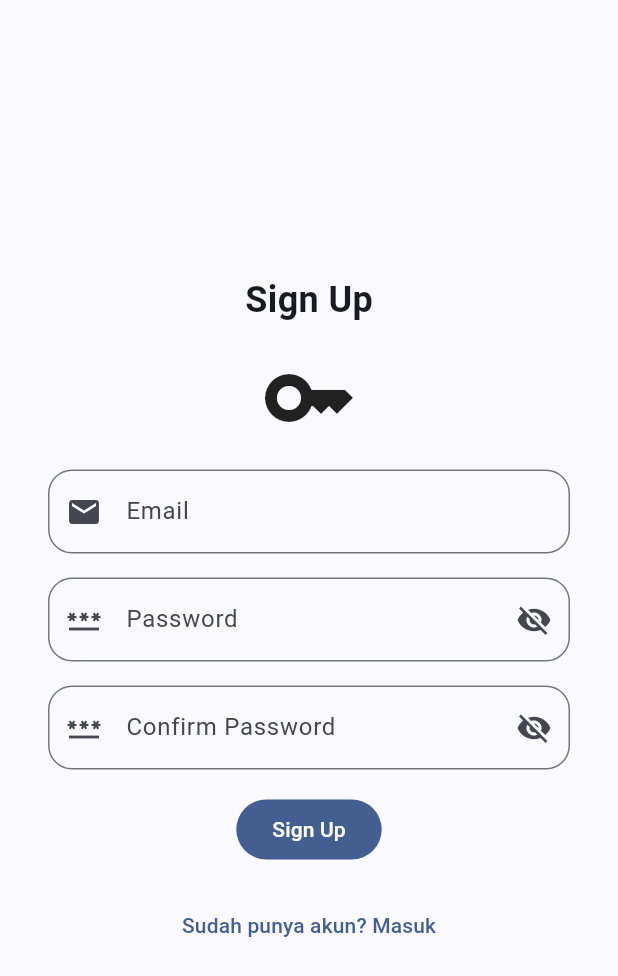
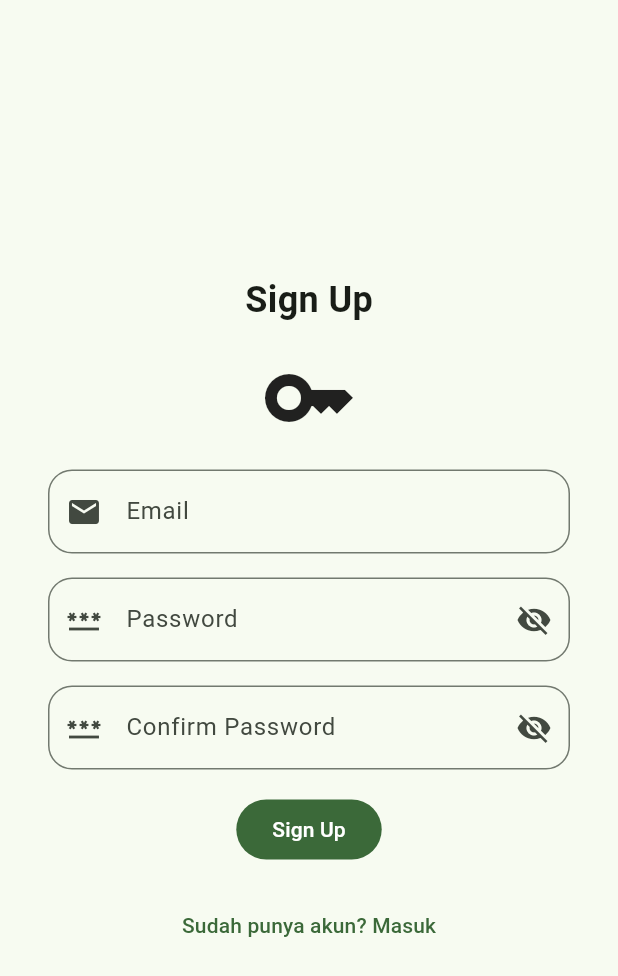
Before and after one commit to andreasmlbngaol/ratatouille-flutter, a Flutter app: the screen it shows after launch, after a tap on "Belum punya akun? Daftar", on a phone screen of 412 x 824 dp. Shown: the top 976 px of the screen. Run offline on Flutter 3.47's test engine with Material 3 defaults, Android fonts, the phone set to English and light mode, and no system bars; our stand-ins replace dio, firebase_auth, firebase_core, freezed_annotation, get_it, go_router and 3 more; accounts and stored records are empty; generated files the repository leaves out were written again.

```diff
--- a/lib/core/di/dependency_injection.dart
+++ b/lib/core/di/dependency_injection.dart
@@ -7,21 +7,21 @@ import 'package:moprog/core/model/token_manager.dart';
 import 'package:moprog/core/presentation/splash/splash_view_model.dart';
 import 'package:moprog/main/presentation/home/home_view_model.dart';
 
+/// Ini objek dari dependency injector nya
 final getIt = GetIt.instance;
 
 Future<void> setupDi() async {
-  final tokenManager = TokenManager();
-  await tokenManager.init();
+  /// Panggil di dalam SplashViewModel biar gak kelamaan startup nya
+  // await tokenManager.init();
 
-  // Singleton
-  getIt.registerSingleton<TokenManager>(tokenManager);
-  getIt.registerSingleton<ApiClient>(ApiClient(tokenManager: getIt()));
-  getIt.registerSingleton<AuthService>(AuthService(tokenManager: getIt()));
+  /// Singleton object biar gampang inject di semua ViewModel
+  getIt.registerLazySingleton<TokenManager>(() => TokenManager());
+  getIt.registerLazySingleton<ApiClient>(() => ApiClient(tokenManager: getIt()));
+  getIt.registerLazySingleton<AuthService>(() => AuthService(tokenManager: getIt()));
 
-  // VM Factory
+  /// ViewModelFactory yang langsung di inject dependency-nya
   getIt.registerFactory<SplashViewModel>(() => SplashViewModel(apiClient: getIt(), tokenManager: getIt()));
   getIt.registerFactory<SignInViewModel>(() => SignInViewModel(apiClient: getIt(), authService: getIt(), tokenManager: getIt()));
   getIt.registerFactory<SignUpViewModel>(() => SignUpViewModel(apiClient: getIt(), authService: getIt()));
-
   getIt.registerFactory<HomeViewModel>(() => HomeViewModel(authService: getIt()));
 }
--- a/lib/core/model/api_client.dart
+++ b/lib/core/model/api_client.dart
@@ -26,7 +26,7 @@ class ApiClient {
     dio.interceptors.add(
       InterceptorsWrapper(
         onRequest: (options, handler) async {
-          debugPrint("ApiClient: onRequest...");
+          debugPrint("ApiClient: onRequest, headers: ${options.headers}");
           final accessToken = tokenManager.accessToken; // langsung ambil dari singleton
           if(accessToken != null) {
             options.headers["Authorization"] = "Bearer $accessToken";
@@ -54,7 +54,8 @@ class ApiClient {
               );
 
               final newAccessToken = res.data["access_token"];
-              await tokenManager.saveAccessToken(newAccessToken);
+              final newRefreshToken = res.data["refresh_token"];
+              await tokenManager.saveTokens(newAccessToken, newRefreshToken);
 
               opts.headers["Authorization"] = "Bearer $newAccessToken";
               final cloneReq = await dio.fetch(opts);
--- a/lib/core/presentation/splash/splash_screen.dart
+++ b/lib/core/presentation/splash/splash_screen.dart
@@ -3,6 +3,7 @@ import 'package:moprog/core/presentation/splash/splash_view_model.dart';
 import 'package:moprog/core/presentation/widget.dart';
 import 'package:moprog/core/utils/launched_effect.dart';
 import 'package:moprog/core/di/dependency_injection.dart';
+
 
 class SplashScreen extends StatelessWidget {
   final VoidCallback onNavigateToHome;
@@ -17,8 +18,11 @@ class SplashScreen extends StatelessWidget {
   @override
   Widget build(BuildContext context) {
     return ViewModelStatelessWidget(
+      /// Ini contoh pemakaian dependency injection jadi gak perlu masukkan argumen SplashViewModel-nya
         viewModel: () => getIt<SplashViewModel>(),
         content: (context, viewModel) {
+
+          /// Ini dijalankan pas UI nya siap di render. Jadi render selesai, baru cek apakah user sudah login atau belum
           launchedEffect(() {
             viewModel.checkAuthUser(
                 onAuthenticated: onNavigateToHome,
@@ -26,6 +30,7 @@ class SplashScreen extends StatelessWidget {
             );
           });
 
+          /// Ini UI nya :v
           return Scaffold(
             body: Center(
               child: Container(
--- a/lib/core/presentation/splash/splash_view_model.dart
+++ b/lib/core/presentation/splash/splash_view_model.dart
@@ -3,6 +3,7 @@ import 'package:moprog/core/model/api_client.dart';
 import 'package:moprog/core/model/token_manager.dart';
 import 'package:moprog/core/utils/view_model.dart';
 
+/// Ini sebenarnya pakai ChangeNotifier bukan ViewModel nama aslinya
 class SplashViewModel extends ViewModel {
   final ApiClient apiClient;
   final TokenManager tokenManager;
@@ -10,15 +11,22 @@ class SplashViewModel extends ViewModel {
   SplashViewModel({required this.apiClient, required this.tokenManager});
 
   void checkAuthUser({
-    required Function() onAuthenticated,
+    required Function() onAuthenticated, /// Callback function sebutannya
     required Function() onUnauthenticated
   }) async {
-    if (tokenManager.refreshToken != null) {
-      print("User is authenticated");
-      onAuthenticated();
-    } else {
-      print("User is not authenticated");
-      onUnauthenticated();
+    await tokenManager.init(); /// Ini yang harusnya ada di dependency_injection, biar gak kelamaan startup disini aja
+
+    if (tokenManager.refreshToken != null && tokenManager.accessToken != null) {
+      final res = await apiClient.dio.get(
+        "/ping-protected",
+      );
+
+      if(res.statusCode == 200) {
+        onAuthenticated();
+        return;
+      }
     }
+
+    onUnauthenticated();
   }
 }
--- a/lib/core/presentation/theme.dart
+++ b/lib/core/presentation/theme.dart
@@ -2,11 +2,11 @@ import 'package:flutter/material.dart';
 
 final darkMaterialTheme = ThemeData(
     brightness: Brightness.dark,
-    colorScheme: ColorScheme.fromSeed(seedColor: Colors.blueAccent, brightness: Brightness.dark),
+    colorScheme: ColorScheme.fromSeed(seedColor: Colors.green, brightness: Brightness.dark),
     useMaterial3: true
 );
 
 final lightMaterialTheme = ThemeData(
-    colorScheme: ColorScheme.fromSeed(seedColor: Colors.blueAccent),
+    colorScheme: ColorScheme.fromSeed(seedColor: Colors.green),
     useMaterial3: true
 );
--- a/lib/main.dart
+++ b/lib/main.dart
@@ -9,13 +9,14 @@ import 'firebase_options.dart';
 
 
 void main() async {
+  /// Inisialisasi Firebase
   WidgetsFlutterBinding.ensureInitialized();
   await Firebase.initializeApp(
     options: DefaultFirebaseOptions.currentPlatform,
   );
 
-  WidgetsFlutterBinding.ensureInitialized();
-  await Hive.initFlutter(); // wajib sebelum buka box apapun
+  /// Inisialisasi Hive untuk penyimpanan local jwt token nya
+  await Hive.initFlutter();
   await setupDi();
 
   runApp(const MyApp());
@@ -24,6 +25,7 @@ void main() async {
 class MyApp extends StatelessWidget {
   const MyApp({super.key});
 
+  /// Pakai Material 3 Theme. see https://m3.material.io/
   @override
   Widget build(BuildContext context) {
     return MaterialApp.router(
--- a/lib/router.dart
+++ b/lib/router.dart
@@ -5,6 +5,7 @@ import 'package:moprog/auth/presentation/sign_up/sign_up_screen.dart';
 import 'package:moprog/core/presentation/splash/splash_screen.dart';
 import 'package:moprog/main/presentation/home/home_screen.dart';
 
+/// Navigasi dari mana ke mana langsung diatur dari sini, biar terpusat dan gampang debug nya
 final router = GoRouter(
   initialLocation: "/splash",
 
```
